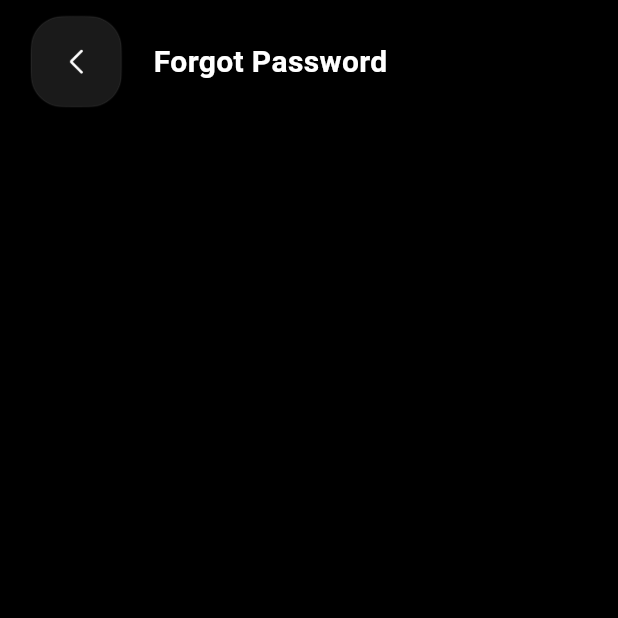
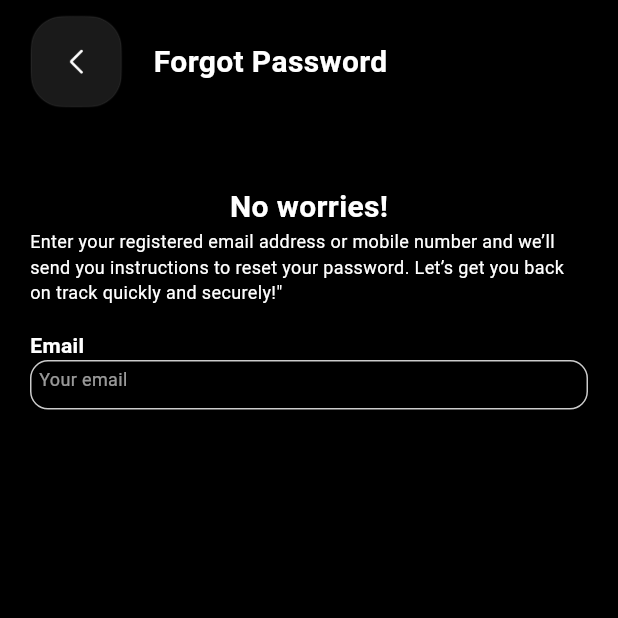
Before and after one commit to rayhantmt/Nate, a Flutter app: the ForgorPasswordView screen opened by its route, on a phone screen of 412 x 824 dp, the top half of it. Run offline on Flutter 3.47's test engine with Material 3 defaults, Android fonts, the phone set to English and light mode, and no system bars; our stand-ins replace get, google_fonts.

Commit message:
done with fogot password

```diff
--- a/lib/modules/forgot_password/forgor_password_view.dart
+++ b/lib/modules/forgot_password/forgor_password_view.dart
@@ -1,6 +1,7 @@
 import 'package:flutter/material.dart';
 import 'package:get/get.dart';
 import 'package:google_fonts/google_fonts.dart';
+import 'package:nate/common_widgets/textfield.dart';
 import 'package:nate/utils/app_images.dart';
 
 class ForgorPasswordView extends StatelessWidget {
@@ -35,7 +36,24 @@ class ForgorPasswordView extends StatelessWidget {
                 )
               ],
 
-                )
+                ),
+                SizedBox(height: Get.height*0.05,),
+                Text('No worries!',
+                style: GoogleFonts.roboto(
+                  fontWeight: FontWeight.w700,
+                  color: Colors.white,
+                  fontSize: 20
+                ),
+                ),
+                Text('Enter your registered email address or mobile number and we’ll send you instructions to reset your password. Let’s get you back on track quickly and securely!"',
+                style: GoogleFonts.roboto(
+                  fontWeight: FontWeight.w400,
+                  color: Colors.white,
+                  fontSize: 12
+                ),
+                ),
+                SizedBox(height: Get.height*0.02,),
+                Commontextfield(tittle: 'Email', hint: 'Your email', obsecuretext: false)
               ],
             ),
           ),
```
